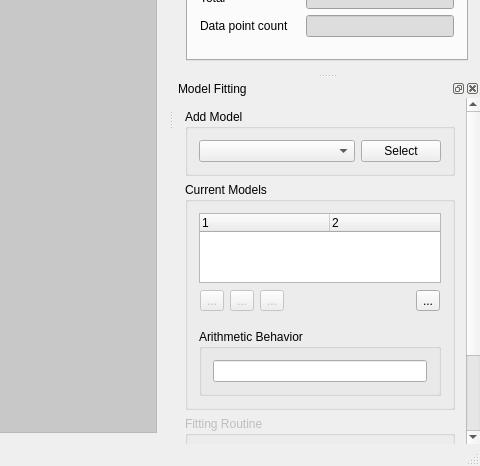
This is specviz/ui/qt/uic/source/mainwindow.ui in astropy/specutils as Qt 5 draws it before an edit; both pictures show x 800 to 1280 and y 254 to 720 of the 1280 by 720 pixel window. The edited form follows.
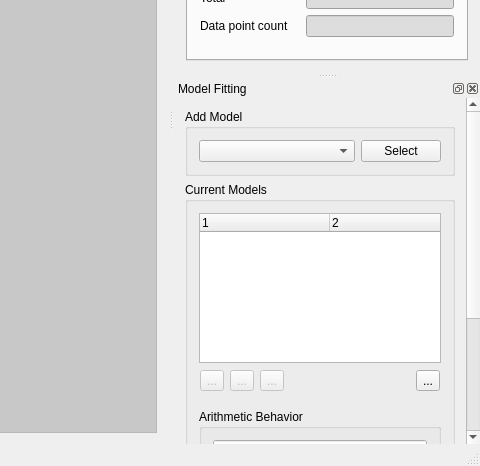
This is the edited form. Icons and pictures are not drawn.

What changed in the file:
```diff
--- a/specviz/ui/qt/uic/source/mainwindow.ui
+++ b/specviz/ui/qt/uic/source/mainwindow.ui
@@ -695,7 +695,7 @@
           <x>0</x>
           <y>0</y>
           <width>306</width>
-          <height>481</height>
+          <height>553</height>
          </rect>
         </property>
         <layout class="QVBoxLayout" name="verticalLayout_8">
@@ -733,6 +733,12 @@
            <layout class="QVBoxLayout" name="verticalLayout_4">
             <item>
              <widget class="QTreeWidget" name="treeWidget">
+              <property name="minimumSize">
+               <size>
+                <width>0</width>
+                <height>150</height>
+               </size>
+              </property>
               <property name="allColumnsShowFocus">
                <bool>false</bool>
               </property>
```
